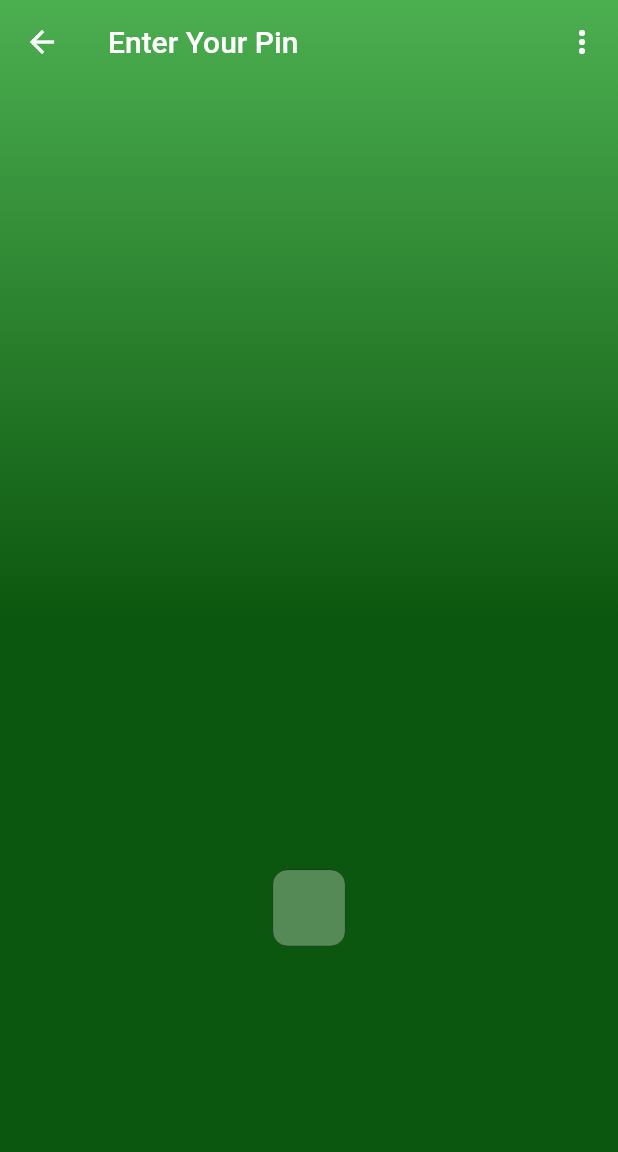
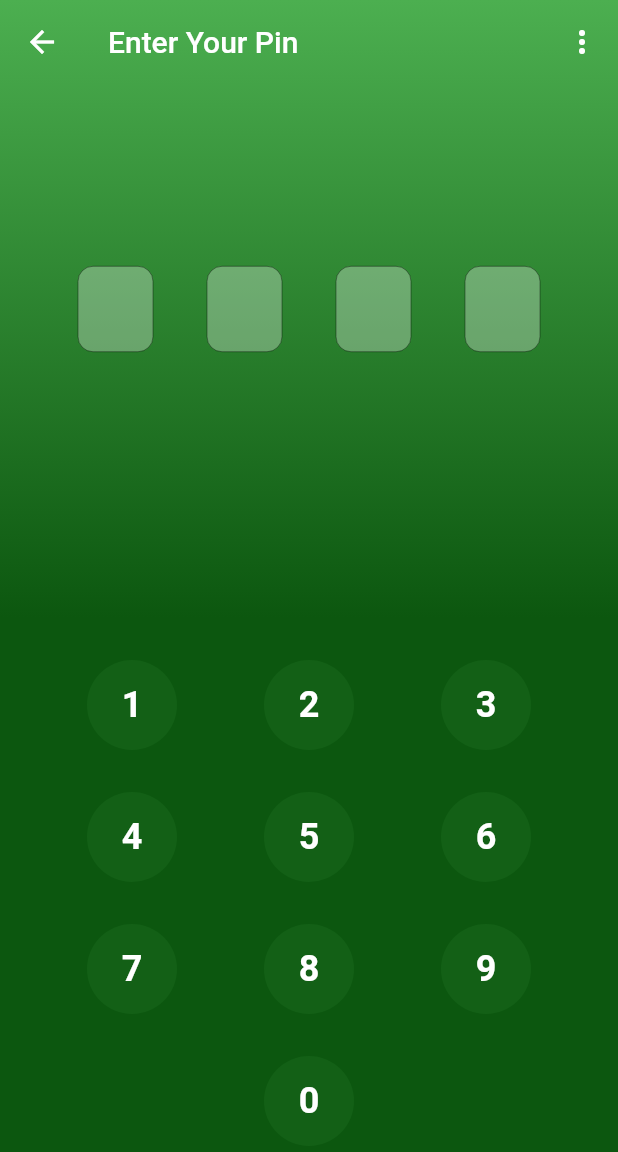
Before and after one commit to SKPteam/mindscape_app, a Flutter app: the PinEntryScreen screen opened directly, on a phone screen of 412 x 824 dp. Shown: the top 1152 px of the screen. Run offline on Flutter 3.47's test engine with Material 2 defaults, Android fonts, the phone set to English and light mode, and no system bars; our stand-ins replace country_code_picker, flutter_svg.

```diff
--- a/lib/screens/onboarding/securityPin/security_pin_screen.dart
+++ /dev/null
@@ -1,110 +0,0 @@
-import 'package:flutter/cupertino.dart';
-import 'package:flutter/material.dart';
-import 'package:mindscape_app/constants.dart';
-import 'package:mindscape_app/screens/onboarding/securityPin/pin_number.dart';
-
-class PinEntryScreen extends StatefulWidget{
-  @override
-  _PinEntryState createState() => _PinEntryState();
-}
-
-class _PinEntryState extends State<PinEntryScreen>{
-
-  static const String createNewPin = 'Create new pin';
-  static const String signOut = 'Sign out';
-
-  List<String> menuOptions = <String>[
-    createNewPin,
-    signOut
-  ];
-
-  List<String> currentPin = ["", "", "", ""];
-  TextEditingController pinOneController = TextEditingController();
-  TextEditingController pinTwoController = TextEditingController();
-  TextEditingController pinThreeController = TextEditingController();
-  TextEditingController pinFourController = TextEditingController();
-
-  var outlineInputBorder = OutlineInputBorder(
-    borderRadius: BorderRadius.circular(10.0),
-    borderSide: BorderSide(color: Colors.transparent)
-  );
-
-  int pinIndex = 0;
-
-  @override
-  Widget build(BuildContext context) {
-    return SafeArea(
-        child: Scaffold(
-          extendBodyBehindAppBar: true,
-          appBar: AppBar(
-            backgroundColor: Colors.transparent,
-            elevation: 0,
-            title: Text("Enter Your Pin", style:
-            TextStyle(
-                color: Color(0xffffffff)
-            ),),
-            actions: [
-              PopupMenuButton<String>(
-                  onSelected: optionAction,
-                  itemBuilder: (BuildContext context){
-                    return menuOptions.map((String option){
-                      return PopupMenuItem(
-                          value: option,
-                          child: Text(option)
-                      );
-                    }).toList();
-                  }
-              )
-            ]
-          ),
-          body: Container(
-            decoration: BoxDecoration(
-              gradient: LinearGradient(
-                colors: [
-                  kPrimaryColor,
-                  Color(0xff0C570F)
-                ],
-                begin: Alignment.topRight
-              )
-            ),
-            child: Column(
-              children: [
-                Expanded(
-                    child: Container(
-                      alignment: Alignment(0, 0.5),
-                      padding: EdgeInsets.symmetric(horizontal: 16.0),
-                      child: Column(
-                        mainAxisSize: MainAxisSize.min,
-                        children: [
-                          buildPinRow()
-                        ],
-                      ),
-                    )
-                )
-              ],
-            ),
-          ),
-        )
-    );
-  }
-
-  optionAction(String option){
-    if(option == createNewPin){
-      print('Create new pin');
-    } else {
-      print('Sign out');
-    }
-  }
-
-  buildPinRow() {
-    return Row(
-      mainAxisAlignment: MainAxisAlignment.spaceEvenly,
-      children: [
-        PINNumber(
-          outlineInputBorder: outlineInputBorder,
-          textEditingController: pinOneController,
-        ),
-      ],
-    );
-  }
-}
--- /dev/null
+++ b/lib/screens/securityPin/keyboard_number.dart
@@ -0,0 +1,41 @@
+import 'package:flutter/cupertino.dart';
+import 'package:flutter/material.dart';
+
+import '../../constants.dart';
+
+class KeyboardNumber extends StatelessWidget{
+  final int n;
+  final Function() onPressed;
+  const KeyboardNumber({this.n, this.onPressed});
+
+  @override
+  Widget build(BuildContext context) {
+    return Container(
+      width: 60.0,
+      height: 60.0,
+      decoration: BoxDecoration(
+        shape: BoxShape.circle,
+        color: kPrimaryColor.withOpacity(0.1),
+      ),
+      alignment: Alignment.center,
+      child: MaterialButton(
+        padding: EdgeInsets.all(8.0),
+        onPressed: onPressed,
+        shape: RoundedRectangleBorder(
+          borderRadius: BorderRadius.circular(60.0),
+        ),
+        height: 90.0,
+        child: Text(
+          '$n',
+          textAlign: TextAlign.center,
+          style: TextStyle(
+            fontSize: 24*MediaQuery.of(context).textScaleFactor,
+            color: Colors.white,
+            fontWeight: FontWeight.bold
+          ),
+        ),
+      ),
+    );
+  }
+
+}
--- a/lib/screens/onboarding/securityPin/pin_number.dart
+++ b/lib/screens/securityPin/pin_number.dart
@@ -16,7 +16,7 @@ class PINNumber extends StatelessWidget{
   @override
   Widget build(BuildContext context) {
     return Container(
-      width: displayWidth(context)/8.5,
+      width: 50.0,
       child: TextField(
         controller: textEditingController,
         enabled: false,
@@ -28,6 +28,11 @@ class PINNumber extends StatelessWidget{
           filled: true,
           fillColor: Colors.white30
         ),
+        style: TextStyle(
+          fontSize: 21.0,
+          fontWeight: FontWeight.bold,
+          color: Colors.white
+        ),
       ),
     );
   }
--- /dev/null
+++ b/lib/screens/securityPin/security_pin_screen.dart
@@ -0,0 +1,223 @@
+import 'package:flutter/cupertino.dart';
+import 'package:flutter/material.dart';
+import 'package:flutter/services.dart';
+import 'package:mindscape_app/constants.dart';
+import 'package:mindscape_app/screens/securityPin/pin_number.dart';
+
+import '../../sizes_helpers.dart';
+import 'keyboard_number.dart';
+
+class PinEntryScreen extends StatefulWidget{
+  @override
+  _PinEntryState createState() => _PinEntryState();
+}
+
+class _PinEntryState extends State<PinEntryScreen>{
+
+  static const String createNewPin = 'Create new pin';
+  static const String signOut = 'Sign out';
+
+  List<String> menuOptions = <String>[
+    createNewPin,
+    signOut
+  ];
+
+  List<String> currentPin = ["", "", "", ""];
+  TextEditingController pinOneController = TextEditingController();
+  TextEditingController pinTwoController = TextEditingController();
+  TextEditingController pinThreeController = TextEditingController();
+  TextEditingController pinFourController = TextEditingController();
+
+  var outlineInputBorder = OutlineInputBorder(
+    borderRadius: BorderRadius.circular(10.0),
+    borderSide: BorderSide(color: Colors.transparent)
+  );
+
+  int pinIndex = 0;
+
+  @override
+  Widget build(BuildContext context) {
+    return SafeArea(
+        child: Scaffold(
+          extendBodyBehindAppBar: true,
+          appBar: AppBar(
+            backgroundColor: Colors.transparent,
+            elevation: 0,
+            title: Text("Enter Your Pin", style:
+            TextStyle(
+                color: Color(0xffffffff)
+            ),),
+            actions: [
+              PopupMenuButton<String>(
+                  onSelected: optionAction,
+                  itemBuilder: (BuildContext context){
+                    return menuOptions.map((String option){
+                      return PopupMenuItem(
+                          value: option,
+                          child: Text(option)
+                      );
+                    }).toList();
+                  }
+              )
+            ]
+          ),
+          body: Container(
+            decoration: BoxDecoration(
+              gradient: LinearGradient(
+                colors: [
+                  kPrimaryColor,
+                  Color(0xff0C570F)
+                ],
+                begin: Alignment.topRight
+              )
+            ),
+            child: Column(
+              children: [
+                Expanded(
+                    child: Container(
+                      alignment: Alignment(0, 0),
+                      padding: EdgeInsets.symmetric(horizontal: 16.0),
+                      child: Column(
+                        mainAxisSize: MainAxisSize.min,
+                        children: [
+                          buildPinRow()
+                        ],
+                      ),
+                    )
+                ),
+                buildNumberPad()
+              ],
+            ),
+          ),
+        )
+    );
+  }
+
+  optionAction(String option){
+    if(option == createNewPin){
+      print('Create new pin');
+    } else {
+      print('Sign out');
+    }
+  }
+
+  buildPinRow() {
+    return Row(
+      mainAxisAlignment: MainAxisAlignment.spaceEvenly,
+      children: [
+        PINNumber(
+          outlineInputBorder: outlineInputBorder,
+          textEditingController: pinOneController,
+        ),
+        PINNumber(
+          outlineInputBorder: outlineInputBorder,
+          textEditingController: pinOneController,
+        ),
+        PINNumber(
+          outlineInputBorder: outlineInputBorder,
+          textEditingController: pinOneController,
+        ),
+        PINNumber(
+          outlineInputBorder: outlineInputBorder,
+          textEditingController: pinOneController,
+        )
+      ],
+    );
+  }
+
+  buildNumberPad() {
+    return Expanded(
+        child: Container(
+          alignment: Alignment.bottomCenter,
+          child: Padding(
+            padding: const EdgeInsets.only(bottom: 32),
+            child: Column(
+              mainAxisAlignment: MainAxisAlignment.spaceEvenly,
+              children: [
+                Row(
+                  mainAxisAlignment: MainAxisAlignment.spaceEvenly,
+                  children: [
+                    KeyboardNumber(
+                      n:1,
+                      onPressed:(){
+                        //pinIndexSetup('1');
+                      }
+                    ),
+                    KeyboardNumber(
+                        n:2,
+                        onPressed:(){
+                          //pinIndexSetup('2');
+                        }
+                    ),
+                    KeyboardNumber(
+                        n:3,
+                        onPressed:(){
+                          //pinIndexSetup('3');
+                        }
+                    ),
+                  ],
+                ),
+                Row(
+                  mainAxisAlignment: MainAxisAlignment.spaceEvenly,
+                  children: [
+                    KeyboardNumber(
+                        n:4,
+                        onPressed:(){
+                          //pinIndexSetup('4');
+                        }
+                    ),
+                    KeyboardNumber(
+                        n:5,
+                        onPressed:(){
+                          //pinIndexSetup('5');
+                        }
+                    ),
+                    KeyboardNumber(
+                        n:6,
+                        onPressed:(){
+                          //pinIndexSetup('6');
+                        }
+                    ),
+                  ],
+                ),
+                Row(
+                  mainAxisAlignment: MainAxisAlignment.spaceEvenly,
+                  children: [
+                    KeyboardNumber(
+                        n:7,
+                        onPressed:(){
+                          //pinIndexSetup('7');
+                        }
+                    ),
+                    KeyboardNumber(
+                        n:8,
+                        onPressed:(){
+                          //pinIndexSetup('8');
+                        }
+                    ),
+                    KeyboardNumber(
+                        n:9,
+                        onPressed:(){
+                          //pinIndexSetup('9');
+                        }
+                    ),
+                  ],
+                ),
+                Row(
+                  mainAxisAlignment: MainAxisAlignment.spaceEvenly,
+                  children: [
+                    KeyboardNumber(
+                        n:0,
+                        onPressed:(){
+                          //pinIndexSetup('0');
+                        }
+                    )
+                  ]
+                )
+              ]
+            )
+          )
+        )
+    );
+  }
+}
```
Also changed, not shown: lib/screens/complete_profile_screen.dart (+6 -4 lines), lib/screens/sign_in_screen.dart (added, +220 -0 lines), lib/screens/user_or_consultant_screen.dart (+23 -16 lines), lib/screens/user_sign_up_screen.dart (+8 -7 lines).
